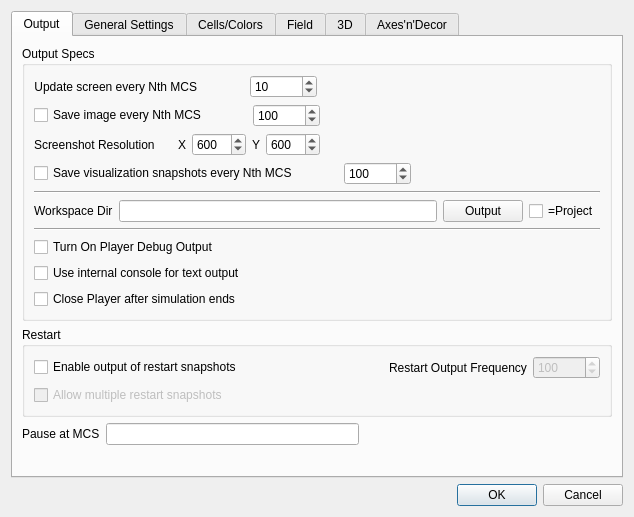
Qt form cc3d/player5/Configuration/cc3D_prefs.ui (CompuCell3D/cc3d-player5) before a commit.
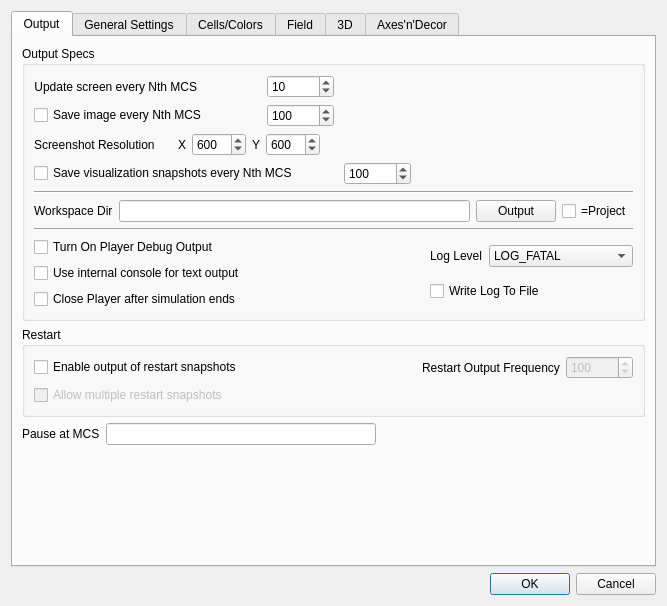
The same form after that commit.

Commit message: Added handling of log levels via player - users can choose log level and whether to also save log to file

```diff
--- a/cc3d/player5/Configuration/cc3D_prefs.ui
+++ b/cc3d/player5/Configuration/cc3D_prefs.ui
@@ -6,8 +6,8 @@
    <rect>
     <x>0</x>
     <y>0</y>
-    <width>634</width>
-    <height>517</height>
+    <width>667</width>
+    <height>606</height>
    </rect>
   </property>
   <property name="windowTitle">
@@ -32,7 +32,7 @@
          <property name="title">
           <string>Output Specs</string>
          </property>
-         <layout class="QVBoxLayout" name="verticalLayout_19">
+         <layout class="QVBoxLayout" name="verticalLayout_14">
           <item>
            <layout class="QVBoxLayout" name="verticalLayout_10">
             <item>
@@ -355,8 +355,10 @@
            </widget>
           </item>
           <item>
-           <layout class="QVBoxLayout" name="verticalLayout_14">
+           <layout class="QHBoxLayout" name="horizontalLayout_35">
             <item>
+             <layout class="QGridLayout" name="gridLayout_8">
+              <item row="0" column="0">
              <widget class="QCheckBox" name="debugOutputPlayerCB">
               <property name="toolTip">
                <string>&lt;html&gt;&lt;head/&gt;&lt;body&gt;&lt;p&gt;enables player debug output (deprecated)&lt;/p&gt;&lt;/body&gt;&lt;/html&gt;</string>
@@ -366,7 +368,7 @@
               </property>
              </widget>
             </item>
-            <item>
+              <item row="1" column="0">
              <widget class="QCheckBox" name="useInternalConsoleCheckBox">
               <property name="toolTip">
                <string>&lt;html&gt;&lt;head/&gt;&lt;body&gt;&lt;p&gt;enables using internal player console for output (half-deprrecated)&lt;/p&gt;&lt;/body&gt;&lt;/html&gt;</string>
@@ -376,7 +378,7 @@
               </property>
              </widget>
             </item>
-            <item>
+              <item row="2" column="0">
              <widget class="QCheckBox" name="closePlayerCheckBox">
               <property name="toolTip">
                <string>&lt;html&gt;&lt;head/&gt;&lt;body&gt;&lt;p&gt;If checked this will cause player close after simulation is done&lt;/p&gt;&lt;/body&gt;&lt;/html&gt;</string>
@@ -388,6 +390,86 @@
             </item>
            </layout>
           </item>
+            <item>
+             <spacer name="horizontalSpacer_28">
+              <property name="orientation">
+               <enum>Qt::Horizontal</enum>
+              </property>
+              <property name="sizeHint" stdset="0">
+               <size>
+                <width>40</width>
+                <height>20</height>
+               </size>
+              </property>
+             </spacer>
+            </item>
+            <item>
+             <layout class="QGridLayout" name="gridLayout_9">
+              <item row="0" column="0">
+               <widget class="QLabel" name="label_25">
+                <property name="text">
+                 <string>Log Level</string>
+                </property>
+               </widget>
+              </item>
+              <item row="0" column="1">
+               <widget class="QComboBox" name="log_level_combo">
+                <property name="currentText">
+                 <string>LOG_INFORMATION</string>
+                </property>
+                <item>
+                 <property name="text">
+                  <string>LOG_FATAL</string>
+                 </property>
+                </item>
+                <item>
+                 <property name="text">
+                  <string>LOG_CRITICAL</string>
+                 </property>
+                </item>
+                <item>
+                 <property name="text">
+                  <string>LOG_ERROR</string>
+                 </property>
+                </item>
+                <item>
+                 <property name="text">
+                  <string>LOG_WARNING</string>
+                 </property>
+                </item>
+                <item>
+                 <property name="text">
+                  <string>LOG_NOTICE</string>
+                 </property>
+                </item>
+                <item>
+                 <property name="text">
+                  <string>LOG_INFORMATION</string>
+                 </property>
+                </item>
+                <item>
+                 <property name="text">
+                  <string>LOG_DEBUG</string>
+                 </property>
+                </item>
+                <item>
+                 <property name="text">
+                  <string>LOG_TRACE</string>
+                 </property>
+                </item>
+               </widget>
+              </item>
+              <item row="1" column="0" colspan="2">
+               <widget class="QCheckBox" name="write_log_CB">
+                <property name="text">
+                 <string>Write Log To File</string>
+                </property>
+               </widget>
+              </item>
+             </layout>
+            </item>
+           </layout>
+          </item>
          </layout>
         </widget>
        </item>
```
Left out of the diff: 6 changed lines with no effect on the pictures. Lines whose indentation alone changed are shown as unchanged. The commit also changes 3 other files.
